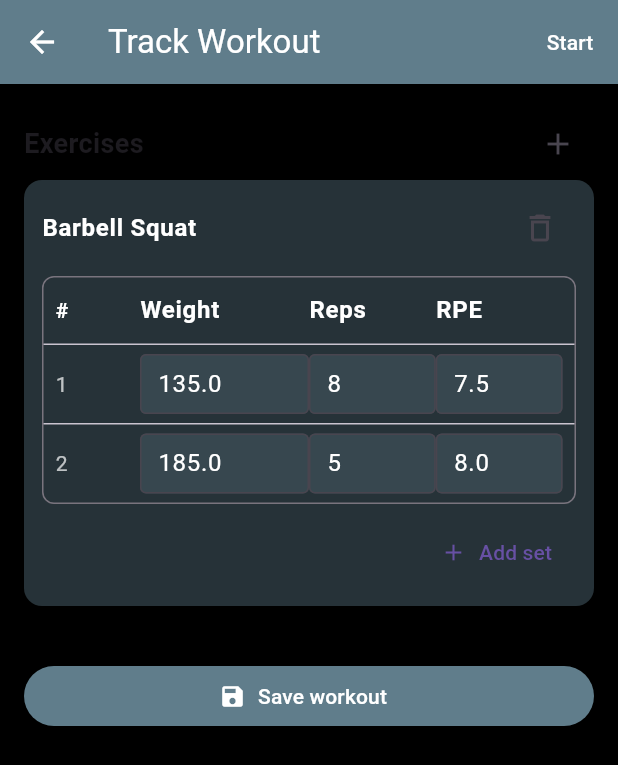
After one commit to CharlesLiuCool/gymroyale, a Flutter app: the screen it shows after launch, after a tap on the "fitness center" icon, on a phone screen of 412 x 824 dp. The commit adds this screen. Shown: the top 765 px of the screen. Run offline on Flutter 3.47's test engine with Material 3 defaults, Android fonts, the light colour scheme and no system bars; our stand-ins replace cloud_firestore, firebase_auth, firebase_core, geolocator; accounts and stored records are empty.

Commit message:
Ivan's version of workout tracking feature (legacy. Using old repo version)

```diff
--- a/lib/main.dart
+++ b/lib/main.dart
@@ -6,12 +6,11 @@ import 'firebase_options.dart';
 import 'repositories/leaderboard_repository.dart';
 import 'widgets/leaderboard.dart';
 import 'widgets/gym_checkin_button.dart';
+import 'widgets/workout_tracking_page.dart';
 
 Future main() async {
   WidgetsFlutterBinding.ensureInitialized();
-
   await Firebase.initializeApp(options: DefaultFirebaseOptions.currentPlatform);
-
   runApp(const MyApp());
 }
 
@@ -27,9 +26,9 @@ class MyApp extends StatelessWidget {
       title: 'Evening lift',
       activityType: ActivityType.lift,
       startedAt: DateTime.now().subtract(const Duration(hours: 3, minutes: 12)),
-      movingTime: const Duration(minutes:42, seconds: 10),
+      movingTime: const Duration(minutes: 42, seconds: 10),
       likeCount: 12,
-      commentsCount: 3
+      commentsCount: 3,
     );
 
     final activity2 = WorkoutActivity(
@@ -39,7 +38,7 @@ class MyApp extends StatelessWidget {
       startedAt: DateTime.now().subtract(const Duration(hours: 2, minutes: 30)),
       movingTime: const Duration(minutes: 15, seconds: 30),
       likeCount: 30,
-      commentsCount: 5
+      commentsCount: 5,
     );
 
     final activity3 = WorkoutActivity(
@@ -49,24 +48,44 @@ class MyApp extends StatelessWidget {
       startedAt: DateTime.now().subtract(const Duration(hours: 4, minutes: 45)),
       movingTime: const Duration(hours: 1, minutes: 15, seconds: 23),
       likeCount: 60,
-      commentsCount: 15
+      commentsCount: 15,
     );
-
 
     return MaterialApp(
       debugShowCheckedModeBanner: false,
+      title: 'Gym Royale',
+      routes: {
+        WorkoutTrackingPage.route: (context) => const WorkoutTrackingPage(),
+      },
+      home: Scaffold(
+        appBar: AppBar(
+          title: const Text('Leaderboard'),
+          actions: [
+            Builder(
+              builder: (context) {
+                return IconButton(
+                  tooltip: 'Track Workout',
+                  icon: const Icon(Icons.fitness_center),
+                  onPressed: () {
+                    print("DUMBBELL PRESSED");
 
-      title: 'Gym Royale',
-
-      home: Scaffold(
-        appBar: AppBar(title: const Text('Leaderboard')),
+                    Navigator.of(context).push(
+                      MaterialPageRoute(
+                        builder: (_) => const WorkoutTrackingPage(),
+                      ),
+                    );
+                  },
+                );
+              },
+            ),
+          ],
+        ),
         body: ListView(
           children: [
-          Leaderboard(repo: repo),
-          // FUTURE: Update UserId to be unique per person (perhaps set it as username?)
-          WorkoutCard(activity: activity),
-          WorkoutCard(activity: activity2),
-          WorkoutCard(activity: activity3)
+            Leaderboard(repo: repo),
+            WorkoutCard(activity: activity),
+            WorkoutCard(activity: activity2),
+            WorkoutCard(activity: activity3),
           ],
         ),
         floatingActionButton: GymCheckInButton(
--- a/lib/widgets/leaderboard.dart
+++ b/lib/widgets/leaderboard.dart
@@ -38,6 +38,9 @@ class _LeaderboardState extends State<Leaderboard> {
         }
 
         return ListView.builder(
+          shrinkWrap: true,
+          physics: const NeverScrollableScrollPhysics(),
+
           itemCount: users.length,
           itemBuilder: (context, index) {
             final user = users[index];
--- /dev/null
+++ b/lib/widgets/workout_tracking_page.dart
@@ -0,0 +1,454 @@
+import 'package:flutter/material.dart';
+import 'package:cloud_firestore/cloud_firestore.dart';
+import 'package:firebase_auth/firebase_auth.dart';
+
+class WorkoutTrackingPage extends StatefulWidget {
+  const WorkoutTrackingPage({super.key});
+  static const route = '/track';
+
+  @override
+  State<WorkoutTrackingPage> createState() => _WorkoutTrackingPageState();
+}
+
+class _WorkoutTrackingPageState extends State<WorkoutTrackingPage> {
+  bool inProgress = false;
+
+  // Demo state for one example exercise + sets (you’ll replace with Firestore later)
+  final List<_Exercise> exercises = [
+    _Exercise(
+      name: 'Barbell Squat',
+      sets: [
+        _SetEntry(weight: 135, reps: 8, rpe: 7.5),
+        _SetEntry(weight: 185, reps: 5, rpe: 8.0),
+      ],
+    ),
+  ];
+
+  Future<void> _saveWorkout() async {
+    // 1. Check if user is logged in
+    final user = FirebaseAuth.instance.currentUser;
+    if (user == null) {
+      ScaffoldMessenger.of(context).showSnackBar(
+        const SnackBar(content: Text('Please log in to save workouts.')),
+      );
+      return;
+    }
+
+    if (exercises.isEmpty) {
+      ScaffoldMessenger.of(context).showSnackBar(
+        const SnackBar(content: Text('Add at least one exercise first.')),
+      );
+      return;
+    }
+
+    try {
+      // 2. Build workout payload
+      final workoutData = <String, dynamic>{
+        'userId': user.uid,
+        'createdAt': FieldValue.serverTimestamp(),
+        'inProgress': inProgress,
+        'exercises': exercises.map((e) {
+          return {
+            'name': e.name,
+            'weightLabel': e.weightLabel,
+            'repsLabel': e.repsLabel,
+            'rpeLabel': e.rpeLabel,
+            'sets': e.sets.map((s) {
+              return {
+                'weight': s.weight,
+                'reps': s.reps,
+                'rpe': s.rpe,
+              };
+            }).toList(),
+          };
+        }).toList(),
+      };
+
+      // 3. Write to Firestore
+      await FirebaseFirestore.instance
+          .collection('workouts')
+          .add(workoutData);
+
+      // 4. Reset state / give feedback
+      setState(() {
+        inProgress = false;
+        // Optional: clear exercises or keep them
+        // exercises.clear();
+      });
+
+      ScaffoldMessenger.of(context).showSnackBar(
+        const SnackBar(content: Text('Workout saved!')),
+      );
+    } catch (e) {
+      ScaffoldMessenger.of(context).showSnackBar(
+        SnackBar(content: Text('Failed to save: $e')),
+      );
+    }
+  }
+
+  @override
+  Widget build(BuildContext context) {
+    return Scaffold(
+      backgroundColor: Colors.black,
+      appBar: AppBar(
+        backgroundColor: Colors.blueGrey,
+        foregroundColor: Colors.white,
+        title: const Text('Track Workout'),
+        actions: [
+          TextButton(
+            onPressed: () => setState(() => inProgress = !inProgress),
+            child: Text(
+              inProgress ? 'Finish' : 'Start',
+              style: const TextStyle(color: Colors.white),
+            ),
+          ),
+        ],
+      ),
+      body: SafeArea(
+        child: ListView(
+          padding: const EdgeInsets.all(16),
+          children: [
+            Row(
+              children: [
+                const Text(
+                  'Exercises',
+                  style: TextStyle(fontSize: 18, fontWeight: FontWeight.bold),
+                ),
+                const Spacer(),
+                IconButton(
+                  tooltip: 'Add exercise',
+                  onPressed: () {
+                    setState(() {
+                      exercises.add(
+                        _Exercise(name: 'New Exercise', sets: []),
+                      );
+                    });
+                  },
+                  icon: const Icon(Icons.add),
+                ),
+              ],
+            ),
+
+            // Exercise list
+            ...exercises.map(
+              (ex) => _ExerciseCard(
+                exercise: ex,
+                onAddSet: () {
+                  setState(() {
+                    ex.sets.add(_SetEntry(weight: 0, reps: 0, rpe: 0));
+                  });
+                },
+                onDelete: () {
+                  setState(() {
+                    exercises.remove(ex);
+                  });
+                },
+              ),
+            ),
+
+            const SizedBox(height: 24),
+            FilledButton.icon(
+              style: FilledButton.styleFrom(
+                backgroundColor: Colors.blueGrey,
+                foregroundColor: Colors.white,
+              ),
+              onPressed: () async => await _saveWorkout(),
+              icon: const Icon(Icons.save),
+              label: const Text('Save workout'),
+            ),
+            const SizedBox(height: 24),
+          ],
+        ),
+      ),
+    );
+  }
+}
+
+class _StatusCard extends StatelessWidget {
+  final bool inProgress;
+  const _StatusCard({required this.inProgress});
+
+  @override
+  Widget build(BuildContext context) {
+    return Card(
+      child: ListTile(
+        leading: Icon(inProgress ? Icons.timer : Icons.play_circle_outline),
+        title: Text(inProgress ? 'In progress' : 'Not started'),
+        subtitle: Text(
+          inProgress ? 'Tap Finish when done' : 'Tap Start to begin',
+        ),
+      ),
+    );
+  }
+}
+
+class _ExerciseCard extends StatelessWidget {
+  final _Exercise exercise;
+  final VoidCallback onAddSet;
+  final VoidCallback onDelete;
+
+  const _ExerciseCard({
+    required this.exercise,
+    required this.onAddSet,
+    required this.onDelete,
+  });
+
+  @override
+  Widget build(BuildContext context) {
+    return Card(
+      color: Colors.blueGrey.shade900, //Edited the exercise card widget color....
+      margin: const EdgeInsets.only(bottom: 12),
+      child: Padding(
+        padding: const EdgeInsets.fromLTRB(12, 8, 12, 12),
+        child: Column(
+          crossAxisAlignment: CrossAxisAlignment.start,
+          children: [
+            // Exercise name row (editable) + delete
+            Row(
+              children: [
+                Expanded(
+                  child: TextFormField(
+                    initialValue: exercise.name,
+                    decoration: const InputDecoration(
+                      isDense: true,
+                      border: InputBorder.none,
+                    ),
+                    style: const TextStyle(
+                      color: Colors.white, //Changed the text color to white for readability
+                      fontSize: 16,
+                      fontWeight: FontWeight.w600,
+                    ),
+                    onChanged: (value) {
+                      exercise.name = value;
+                    },
+                  ),
+                ),
+                IconButton(
+                  tooltip: 'Delete exercise',
+                  onPressed: onDelete,
+                  icon: const Icon(Icons.delete_outline),
+                ),
+              ],
+            ),
+
+            const SizedBox(height: 8),
+
+            // Sets table-ish
+            Container(
+              decoration: BoxDecoration(
+                border: Border.all(color: Theme.of(context).dividerColor),
+                borderRadius: BorderRadius.circular(8),
+              ),
+              child: Column(
+                children: [
+                  // Header row (editable labels)
+                  Container(
+                    padding: const EdgeInsets.symmetric(
+                      horizontal: 8,
+                      vertical: 6,
+                    ),
+                    child: Row(
+                      children: [
+                        const _Cell(label: '#', flex: 2, isHeader: true),
+                        _EditableHeaderCell(
+                          flex: 4,
+                          value: exercise.weightLabel,
+                          onChanged: (v) => exercise.weightLabel = v,
+                        ),
+                        _EditableHeaderCell(
+                          flex: 3,
+                          value: exercise.repsLabel,
+                          onChanged: (v) => exercise.repsLabel = v,
+                        ),
+                        _EditableHeaderCell(
+                          flex: 3,
+                          value: exercise.rpeLabel,
+                          onChanged: (v) => exercise.rpeLabel = v,
+                        ),
+                      ],
+                    ),
+                  ),
+                  const Divider(height: 1),
+
+                  // Data rows
+                  ...List.generate(exercise.sets.length, (i) {
+                    final s = exercise.sets[i];
+                    return Column(
+                      children: [
+                        Padding(
+                          padding: const EdgeInsets.symmetric(
+                            horizontal: 8,
+                            vertical: 6,
+                          ),
+                          child: Row(
+                            children: [
+                              _Cell(label: '${i + 1}', flex: 2),
+                              _EditableNumberCell(
+                                flex: 4,
+                                value: s.weight?.toString() ?? '',
+                                hint: 'lb/kg',
+                                onChanged: (v) =>
+                                    s.weight = double.tryParse(v),
+                              ),
+                              _EditableNumberCell(
+                                flex: 3,
+                                value: s.reps?.toString() ?? '',
+                                hint: 'reps',
+                                onChanged: (v) =>
+                                    s.reps = int.tryParse(v),
+                              ),
+                              _EditableNumberCell(
+                                flex: 3,
+                                value: s.rpe?.toString() ?? '',
+                                hint: 'RPE',
+                                onChanged: (v) =>
+                                    s.rpe = double.tryParse(v),
+                              ),
+                            ],
+                          ),
+                        ),
+                        if (i != exercise.sets.length - 1)
+                          const Divider(height: 1),
+                      ],
+                    );
+                  }),
+                ],
+              ),
+            ),
+
+            const SizedBox(height: 8),
+            Align(
+              alignment: Alignment.centerRight,
+              child: TextButton.icon(
+                onPressed: onAddSet,
+                icon: const Icon(Icons.add),
+                label: const Text('Add set'),
+              ),
+            ),
+          ],
+        ),
+      ),
+    );
+  }
+}
+
+class _Cell extends StatelessWidget {
+  final String label;
+  final int flex;
+  final bool isHeader;
+
+  const _Cell({
+    required this.label,
+    required this.flex,
+    this.isHeader = false,
+  });
+
+  @override
+  Widget build(BuildContext context) {
+    final style = isHeader
+        ? const TextStyle(fontWeight: FontWeight.w700, color: Colors.white)
+        : const TextStyle(color: Colors.white70);
+    return Expanded(
+      flex: flex,
+      child: Text(label, style: style),
+    );
+  }
+}
+
+/// Editable numeric cell (for Weight / Reps / RPE values)
+class _EditableNumberCell extends StatelessWidget {
+  final int flex;
+  final String value;
+  final String hint;
+  final void Function(String) onChanged;
+
+  const _EditableNumberCell({
+    required this.flex,
+    required this.value,
+    required this.hint,
+    required this.onChanged,
+  });
+
+  @override
+  Widget build(BuildContext context) {
+    return Expanded(
+      flex: flex,
+      child: TextFormField(
+        initialValue: value,
+        keyboardType: const TextInputType.numberWithOptions(decimal: true),
+        style: const TextStyle(color: Colors.white),
+        cursorColor: Colors.white,
+        decoration: InputDecoration(
+          isDense: true,
+          hintText: hint,
+          hintStyle: const TextStyle(color: Colors.white54,),
+          filled: true,
+          fillColor: Colors.blueGrey.shade800,
+          border: const OutlineInputBorder(),
+          contentPadding:
+              const EdgeInsets.symmetric(horizontal: 8, vertical: 8),
+        ),
+        onChanged: onChanged,
+      ),
+    );
+  }
+}
+
+/// Editable header cell (for Weight / Reps / RPE labels)
+class _EditableHeaderCell extends StatelessWidget {
+  final int flex;
+  final String value;
+  final void Function(String) onChanged;
+
+  const _EditableHeaderCell({
+    required this.flex,
+    required this.value,
+    required this.onChanged,
+  });
+
+  @override
+  Widget build(BuildContext context) {
+    return Expanded(
+      flex: flex,
+      child: TextFormField(
+        initialValue: value,
+        decoration: const InputDecoration(
+          isDense: true,
+          border: InputBorder.none,
+        ),
+        style: const TextStyle(
+          fontWeight: FontWeight.w700,
+          color: Colors.white,
+        ),
+        onChanged: onChanged,
+      ),
+    );
+  }
+}
+
+class _Exercise {
+  _Exercise({
+    required this.name,
+    required this.sets,
+    this.weightLabel = 'Weight',
+    this.repsLabel = 'Reps',
+    this.rpeLabel = 'RPE',
+  });
+
+  String name;
+
+  // Column labels
+  String weightLabel;
+  String repsLabel;
+  String rpeLabel;
+
+  List<_SetEntry> sets;
+}
+
+class _SetEntry {
+  _SetEntry({this.weight, this.reps, this.rpe});
+
+  double? weight;
+  int? reps;
+  double? rpe;
+}
--- a/pubspec.yaml
+++ b/pubspec.yaml
@@ -34,7 +34,7 @@ dependencies:
   # The following adds the Cupertino Icons font to your application.
   # Use with the CupertinoIcons class for iOS style icons.
   cupertino_icons: ^1.0.8
-  firebase_core: ^4.0.0
+  firebase_core: ^4.2.0
   firebase_auth: ^6.0.1
   cloud_firestore: ^6.0.0
   geolocator: ^14.0.2
```
Also changed, not shown: pubspec.lock.
